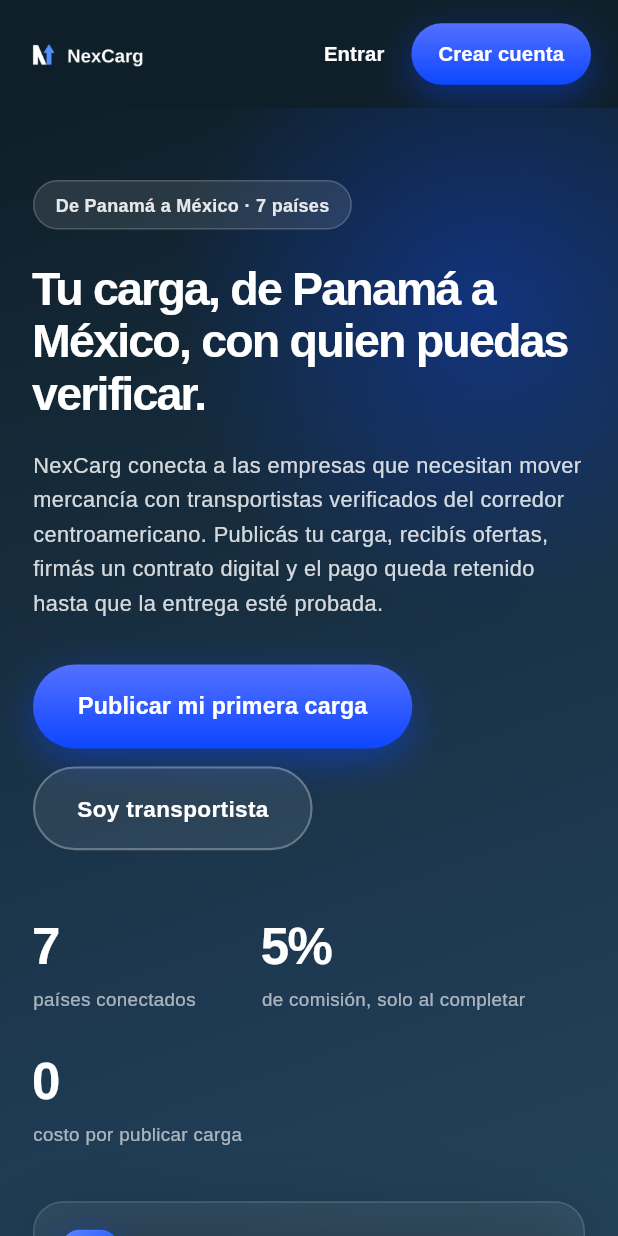
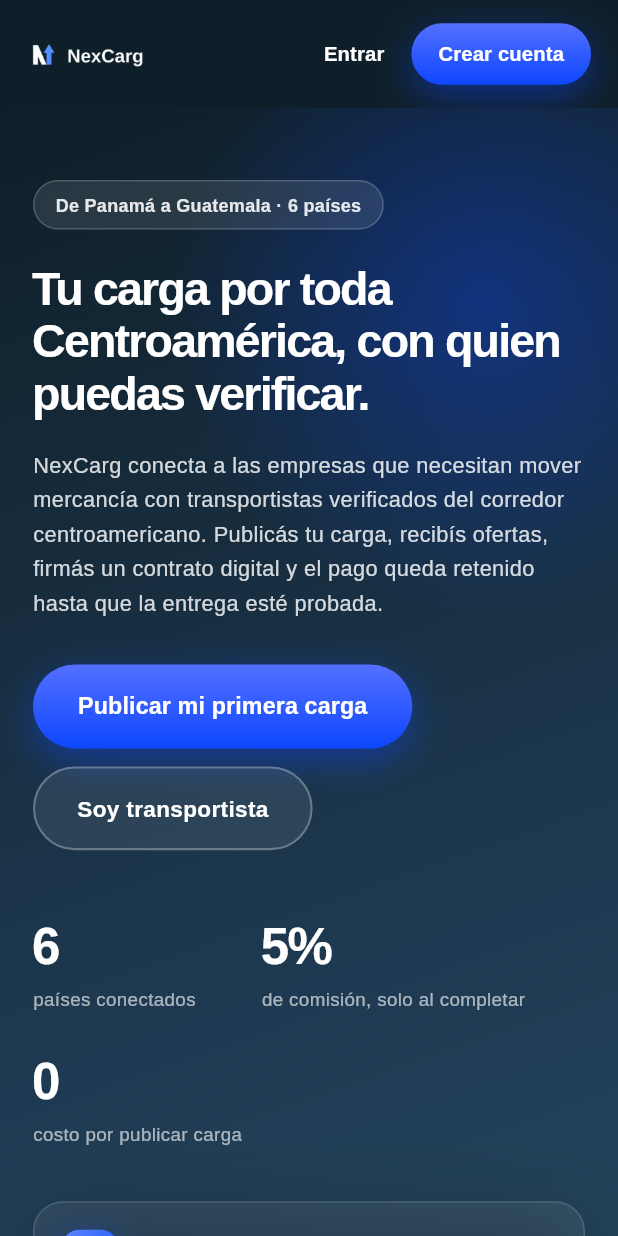
Before and after one commit to jssongr/cafehondurasmarket, a Flutter app: the screen it shows after launch, on a phone screen of 412 x 824 dp. Run offline on Flutter 3.47's test engine with Material 3 defaults, Android fonts, the phone set to English and light mode, and no system bars; our stand-ins replace flutter_map, geolocator, image_picker, latlong2, shared_preferences, supabase_flutter; accounts and stored records are empty.

Commit message:
Drop Mexico: the corridor is the six Central American countries
Mexico closes cabotage to foreign carriers — a Central American truck cannot
deliver inside Mexican territory. The Mexican leg needs a federal transport
permit from the SICT, issued to companies incorporated in Mexico, plus a
federal driver's licence, Mexican insurance and the SAT's Carta Porte on
every trip.

While Mexico sat in the country list, the app happily quoted Panamá to Mexico
City door to door, which nobody could actually have fulfilled. Better to
promise six countries and deliver them.

Nothing to migrate: no user or load in the database referenced Mexico.

Serving Mexico later needs three things in order — verified Mexican carriers,
the border relay modelled as two legs with a handover proof, and the SAT
digital-platform tax registration. OPERACION.md records that, so the decision
does not read as an oversight to whoever picks this up next.

Co-Authored-By: Claude Opus 5 <noreply@anthropic.com>
Claude-Session: https://claude.ai/code/session_01NWEHGzPUaUqJWmocS8RCKy

```diff
--- a/lib/data/constants.dart
+++ b/lib/data/constants.dart
@@ -1,7 +1,13 @@
 import 'package:flutter/material.dart';
 import '../models/models.dart';
 
-const List<String> paises = ['Panamá', 'Costa Rica', 'Nicaragua', 'Honduras', 'El Salvador', 'Guatemala', 'México'];
+// México queda fuera a propósito. Su cabotaje está cerrado a transportistas
+// extranjeros: un camión centroamericano no puede entregar dentro de México,
+// y el tramo mexicano exige permiso de la SICT, licencia federal, seguro
+// mexicano y Carta Porte del SAT. Dejarlo en la lista permitía cotizar
+// viajes que después nadie podía cumplir. Se atiende cuando haya
+// transportistas mexicanos verificados y el traspaso en frontera modelado.
+const List<String> paises = ['Panamá', 'Costa Rica', 'Nicaragua', 'Honduras', 'El Salvador', 'Guatemala'];
 
 final Map<String, int> paisIdx = {for (var i = 0; i < paises.length; i++) paises[i]: i};
 
@@ -12,7 +18,6 @@ const Map<String, List<String>> ciudades = {
   'Honduras': ['Tegucigalpa', 'San Pedro Sula', 'Puerto Cortés'],
   'El Salvador': ['San Salvador', 'Santa Ana', 'Acajutla'],
   'Guatemala': ['Ciudad de Guatemala', 'Puerto Barrios', 'Quetzaltenango'],
-  'México': ['Tapachula', 'Ciudad de México', 'Veracruz'],
 };
 
 const List<String> tiposCarga = [
--- a/lib/screens/auth/auth_screen.dart
+++ b/lib/screens/auth/auth_screen.dart
@@ -196,7 +196,7 @@ class _AuthScreenState extends State<AuthScreen> {
                             children: [
                               Image(image: AssetImage('assets/logo-blanco.png'), height: 34),
                               SizedBox(height: 10),
-                              Text('El transporte de carga terrestre de Panamá a México, en un solo lugar',
+                              Text('El transporte de carga terrestre de Centroamérica, en un solo lugar',
                                   textAlign: TextAlign.center, style: TextStyle(fontSize: 12, color: Color(0xA6FFFFFF))),
                             ],
                           ),
--- a/lib/screens/landing/landing_screen.dart
+++ b/lib/screens/landing/landing_screen.dart
@@ -205,15 +205,15 @@ class _Texto extends StatelessWidget {
     return Column(crossAxisAlignment: CrossAxisAlignment.start, children: [
       // La lista completa de países se repite abajo en su propia
       // franja; en el teléfono ocupaba dos renglones acá arriba.
-      const Etiqueta(texto: 'De Panamá a México · 7 países'),
+      Etiqueta(texto: 'De Panamá a Guatemala · ${paises.length} países'),
       const SizedBox(height: 22),
       Text(
         // El corte de línea solo se fuerza en pantalla ancha: en el
         // teléfono el texto ya se acomoda solo y el salto le abría un
         // hueco raro en medio del titular.
         amplio
-            ? 'Tu carga, de Panamá\na México, con quien\npuedas verificar.'
-            : 'Tu carga, de Panamá a México, con quien puedas verificar.',
+            ? 'Tu carga por toda\nCentroamérica, con quien\npuedas verificar.'
+            : 'Tu carga por toda Centroamérica, con quien puedas verificar.',
         style: TextStyle(
           fontSize: amplio ? 44 : 31,
           height: 1.12,
@@ -352,7 +352,7 @@ class _PieDePagina extends StatelessWidget {
           ],
         ),
         const SizedBox(height: 16),
-        Text('© ${DateTime.now().year} NexCarg. Transporte de carga terrestre en el corredor Panamá–México.',
+        Text('© ${DateTime.now().year} NexCarg. Transporte de carga terrestre en el corredor centroamericano.',
             textAlign: TextAlign.center,
             style: TextStyle(fontSize: 11.5, color: Colors.white.withValues(alpha: 0.5), height: 1.4)),
       ]),
--- a/lib/screens/settings/legal_screen.dart
+++ b/lib/screens/settings/legal_screen.dart
@@ -11,7 +11,7 @@ class _Section {
 
 const _terminos = [
   _Section('1. Qué es NexCarg',
-      'NexCarg es una plataforma que conecta a clientes que necesitan transportar carga con transportistas independientes y empresas de transporte en el corredor Panamá–Costa Rica–Nicaragua–Honduras–El Salvador–Guatemala–México. NexCarg actúa como intermediario tecnológico: no es transportista ni propietario de la carga, y no se hace responsable por el transporte físico de la mercancía.'),
+      'NexCarg es una plataforma que conecta a clientes que necesitan transportar carga con transportistas independientes y empresas de transporte en el corredor Panamá–Costa Rica–Nicaragua–Honduras–El Salvador–Guatemala. NexCarg actúa como intermediario tecnológico: no es transportista ni propietario de la carga, y no se hace responsable por el transporte físico de la mercancía.'),
   _Section('2. Cuentas y verificación',
       'Para usar NexCarg debes registrarte con datos reales, incluyendo un documento de identidad y una selfie de verificación. Un administrador revisa manualmente estos documentos antes de habilitar todas las funciones de tu cuenta. Eres responsable de mantener la confidencialidad de tu contraseña y de toda actividad que ocurra en tu cuenta.'),
   _Section('3. Publicación y aceptación de cargas',
```
Also changed, not shown: 7 other files.
